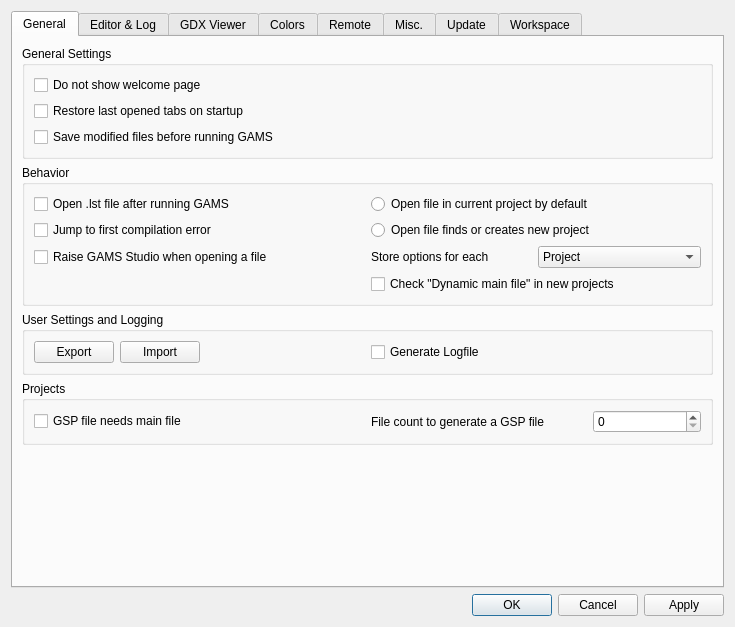
Before: the Qt Designer form src/settingsdialog.ui in GAMS-dev/studio, drawn with Qt 5.
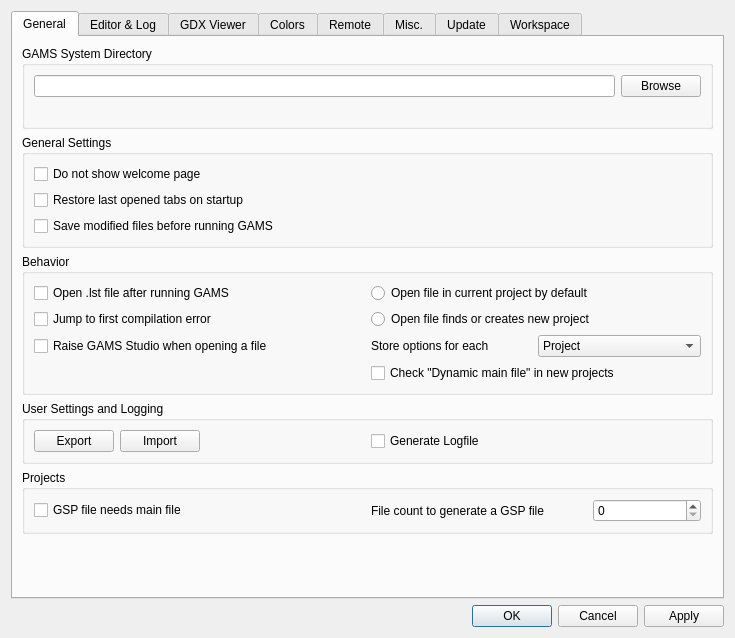
After: the same form once the commit is applied. The open tabs and pages were chosen to show the change. Icons and pictures are not drawn.

What changed in the file:
```diff
--- a/src/settingsdialog.ui
+++ b/src/settingsdialog.ui
@@ -7,7 +7,7 @@
     <x>0</x>
     <y>0</y>
     <width>735</width>
-    <height>627</height>
+    <height>638</height>
    </rect>
   </property>
   <property name="windowTitle">
@@ -36,14 +36,47 @@
       <enum>QTabWidget::TabShape::Rounded</enum>
      </property>
      <property name="currentIndex">
-      <number>7</number>
+      <number>0</number>
      </property>
      <widget class="QWidget" name="tabGeneral">
       <attribute name="title">
        <string>General</string>
       </attribute>
-      <layout class="QGridLayout" name="gridLayout">
-       <item row="0" column="0">
+      <layout class="QVBoxLayout" name="verticalLayout_16">
+       <item>
+        <widget class="QGroupBox" name="groupBox_10">
+         <property name="title">
+          <string>GAMS System Directory</string>
+         </property>
+         <layout class="QVBoxLayout" name="verticalLayout_15">
+          <item>
+           <layout class="QHBoxLayout" name="horizontalLayout_13">
+            <item>
+             <widget class="QLineEdit" name="gamsEdit"/>
+            </item>
+            <item>
+             <widget class="QPushButton" name="gamsBrowseButton">
+              <property name="text">
+               <string>Browse</string>
+              </property>
+             </widget>
+            </item>
+           </layout>
+          </item>
+          <item>
+           <widget class="QLabel" name="gamsLabel">
+            <property name="text">
+             <string/>
+            </property>
+            <property name="wordWrap">
+             <bool>true</bool>
+            </property>
+           </widget>
+          </item>
+         </layout>
+        </widget>
+       </item>
+       <item>
         <widget class="QGroupBox" name="gb_general">
          <property name="title">
           <string>General Settings</string>
@@ -91,118 +124,7 @@
          </layout>
         </widget>
        </item>
-       <item row="2" column="0">
-        <widget class="QGroupBox" name="gp_backup">
-         <property name="title">
-          <string>User Settings and Logging</string>
-         </property>
-         <layout class="QGridLayout" name="gridLayout_2" columnstretch="0,0">
-          <item row="0" column="1">
-           <widget class="QWidget" name="widget_6" native="true">
-            <layout class="QHBoxLayout" name="horizontalLayout_12">
-             <property name="leftMargin">
-              <number>0</number>
-             </property>
-             <property name="topMargin">
-              <number>0</number>
-             </property>
-             <property name="rightMargin">
-              <number>0</number>
-             </property>
-             <property name="bottomMargin">
-              <number>0</number>
-             </property>
-             <item>
-              <widget class="QCheckBox" name="cb_EnableLog">
-               <property name="text">
-                <string>Generate Logfile</string>
-               </property>
-              </widget>
-             </item>
-             <item>
-              <spacer name="horizontalSpacer">
-               <property name="orientation">
-                <enum>Qt::Orientation::Horizontal</enum>
-               </property>
-               <property name="sizeHint" stdset="0">
-                <size>
-                 <width>40</width>
-                 <height>20</height>
-                </size>
-               </property>
-              </spacer>
-             </item>
-            </layout>
-           </widget>
-          </item>
-          <item row="0" column="0">
-           <widget class="QWidget" name="widget_5" native="true">
-            <layout class="QHBoxLayout" name="horizontalLayout_11">
-             <property name="leftMargin">
-              <number>0</number>
-             </property>
-             <property name="topMargin">
-              <number>0</number>
-             </property>
-             <property name="rightMargin">
-              <number>0</number>
-             </property>
-             <property name="bottomMargin">
-              <number>0</number>
-             </property>
-             <item>
-              <widget class="QPushButton" name="btn_export">
-               <property name="enabled">
-                <bool>true</bool>
-               </property>
-               <property name="text">
-                <string>Export</string>
-               </property>
-              </widget>
-             </item>
-             <item>
-              <widget class="QPushButton" name="btn_import">
-               <property name="enabled">
-                <bool>true</bool>
-               </property>
-               <property name="text">
-                <string>Import</string>
-               </property>
-              </widget>
-             </item>
-             <item>
-              <spacer name="horizontalSpacer_12">
-               <property name="orientation">
-                <enum>Qt::Orientation::Horizontal</enum>
-               </property>
-               <property name="sizeHint" stdset="0">
-                <size>
-                 <width>40</width>
-                 <height>20</height>
-                </size>
-               </property>
-              </spacer>
-             </item>
-            </layout>
-           </widget>
-          </item>
-         </layout>
-        </widget>
-       </item>
-       <item row="4" column="0">
-        <spacer name="verticalSpacer_3">
-         <property name="orientation">
-          <enum>Qt::Orientation::Vertical</enum>
-         </property>
-         <property name="sizeHint" stdset="0">
-          <size>
-           <width>20</width>
-           <height>1</height>
-          </size>
-         </property>
-        </spacer>
-       </item>
-       <item row="1" column="0">
+       <item>
         <widget class="QGroupBox" name="gb_behavior">
          <property name="title">
           <string>Behavior</string>
@@ -307,7 +229,105 @@
          </layout>
         </widget>
        </item>
-       <item row="3" column="0">
+       <item>
+        <widget class="QGroupBox" name="gp_backup">
+         <property name="title">
+          <string>User Settings and Logging</string>
+         </property>
+         <layout class="QGridLayout" name="gridLayout_2" columnstretch="0,0">
+          <item row="0" column="1">
+           <widget class="QWidget" name="widget_6" native="true">
+            <layout class="QHBoxLayout" name="horizontalLayout_12">
+             <property name="leftMargin">
+              <number>0</number>
+             </property>
+             <property name="topMargin">
+              <number>0</number>
+             </property>
+             <property name="rightMargin">
+              <number>0</number>
+             </property>
+             <property name="bottomMargin">
+              <number>0</number>
+             </property>
+             <item>
+              <widget class="QCheckBox" name="cb_EnableLog">
+               <property name="text">
+                <string>Generate Logfile</string>
+               </property>
+              </widget>
+             </item>
+             <item>
+              <spacer name="horizontalSpacer">
+               <property name="orientation">
+                <enum>Qt::Orientation::Horizontal</enum>
+               </property>
+               <property name="sizeHint" stdset="0">
+                <size>
+                 <width>40</width>
+                 <height>20</height>
+                </size>
+               </property>
+              </spacer>
+             </item>
+            </layout>
+           </widget>
+          </item>
+          <item row="0" column="0">
+           <widget class="QWidget" name="widget_5" native="true">
+            <layout class="QHBoxLayout" name="horizontalLayout_11">
+             <property name="leftMargin">
+              <number>0</number>
+             </property>
+             <property name="topMargin">
+              <number>0</number>
+             </property>
+             <property name="rightMargin">
+              <number>0</number>
+             </property>
+             <property name="bottomMargin">
+              <number>0</number>
+             </property>
+             <item>
+              <widget class="QPushButton" name="btn_export">
+               <property name="enabled">
+                <bool>true</bool>
+               </property>
+               <property name="text">
+                <string>Export</string>
+               </property>
+              </widget>
+             </item>
+             <item>
+              <widget class="QPushButton" name="btn_import">
+               <property name="enabled">
+                <bool>true</bool>
+               </property>
+               <property name="text">
+                <string>Import</string>
+               </property>
+              </widget>
+             </item>
+             <item>
+              <spacer name="horizontalSpacer_12">
+               <property name="orientation">
+                <enum>Qt::Orientation::Horizontal</enum>
+               </property>
+               <property name="sizeHint" stdset="0">
+                <size>
+                 <width>40</width>
+                 <height>20</height>
+                </size>
+               </property>
+              </spacer>
+             </item>
+            </layout>
+           </widget>
+          </item>
+         </layout>
+        </widget>
+       </item>
+       <item>
         <widget class="QGroupBox" name="groupBox_9">
          <property name="title">
           <string>Projects</string>
@@ -364,6 +384,19 @@
          </layout>
         </widget>
        </item>
+       <item>
+        <spacer name="verticalSpacer_3">
+         <property name="orientation">
+          <enum>Qt::Orientation::Vertical</enum>
+         </property>
+         <property name="sizeHint" stdset="0">
+          <size>
+           <width>20</width>
+           <height>1</height>
+          </size>
+         </property>
+        </spacer>
+       </item>
       </layout>
      </widget>
      <widget class="QWidget" name="tabEditor">
@@ -1188,8 +1221,8 @@
            <rect>
             <x>0</x>
             <y>0</y>
-            <width>100</width>
-            <height>30</height>
+            <width>98</width>
+            <height>28</height>
            </rect>
           </property>
           <attribute name="label">
@@ -1252,8 +1285,8 @@
            <rect>
             <x>0</x>
             <y>0</y>
-            <width>693</width>
-            <height>418</height>
+            <width>695</width>
+            <height>422</height>
            </rect>
           </property>
           <attribute name="label">
@@ -1845,7 +1878,7 @@
 hr { height: 1px; border-width: 0; }
 li.unchecked::marker { content: &quot;\2610&quot;; }
 li.checked::marker { content: &quot;\2612&quot;; }
-&lt;/style&gt;&lt;/head&gt;&lt;body style=&quot; font-family:'Segoe UI'; font-size:9pt; font-weight:400; font-style:normal;&quot;&gt;
+&lt;/style&gt;&lt;/head&gt;&lt;body style=&quot; font-family:'Sans Serif'; font-size:9pt; font-weight:400; font-style:normal;&quot;&gt;
 &lt;p style=&quot; margin-top:0px; margin-bottom:0px; margin-left:0px; margin-right:0px; -qt-block-indent:0; text-indent:0px;&quot;&gt;&lt;span style=&quot; font-family:'Ubuntu'; font-size:11pt;&quot;&gt;Checking for updates...&lt;/span&gt;&lt;/p&gt;&lt;/body&gt;&lt;/html&gt;</string>
          </property>
          <property name="openLinks">
```
